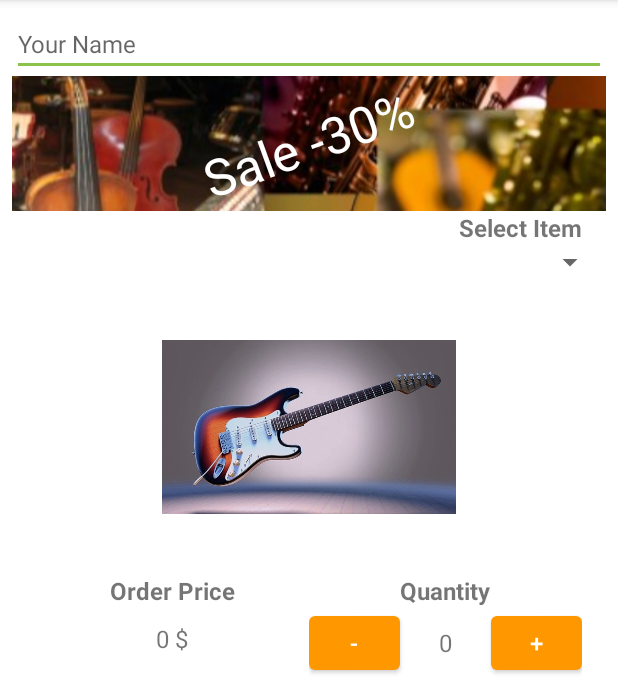
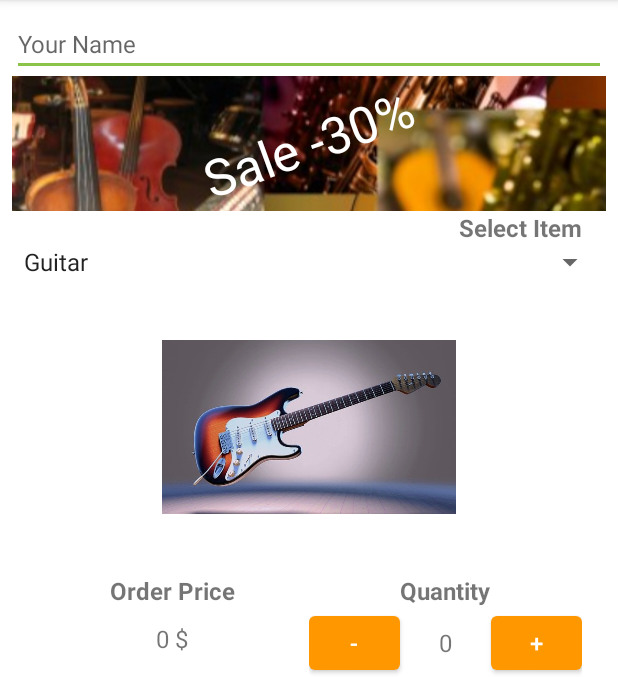
Before and after one commit to rockmacblade/MusicShop, an Android app: the screen it shows after launch (MainActivity), on a phone screen of 412 x 824 dp, the part 84-761 px from its top. Run offline under Robolectric (Android 15) with nearby library versions, the phone set to English and light mode, and no system bars; Roboto replaces fonts that are not available here.

```diff
--- a/app/src/main/res/layout/activity_main.xml
+++ b/app/src/main/res/layout/activity_main.xml
@@ -54,7 +54,8 @@
         android:textSize="16sp" />
 
     <Spinner
-        android:id="@+id/spinner"
+        android:id="@+id/spinnerChoice"
+        android:entries="@array/spinnerChoiceElement"
         android:layout_width="match_parent"
         android:layout_height="wrap_content"
         android:spinnerMode="dropdown" />
--- a/app/src/main/res/values/strings.xml
+++ b/app/src/main/res/values/strings.xml
@@ -1,3 +1,11 @@
 <resources>
     <string name="app_name">Music Shop</string>
+
+    <string-array name="spinnerChoiceElement">
+        <item>Guitar</item>
+        <item>Ukulele</item>
+        <item>Violin</item>
+        <item>Piano</item>
+        <item>Drums</item>
+    </string-array>
 </resources>
```
